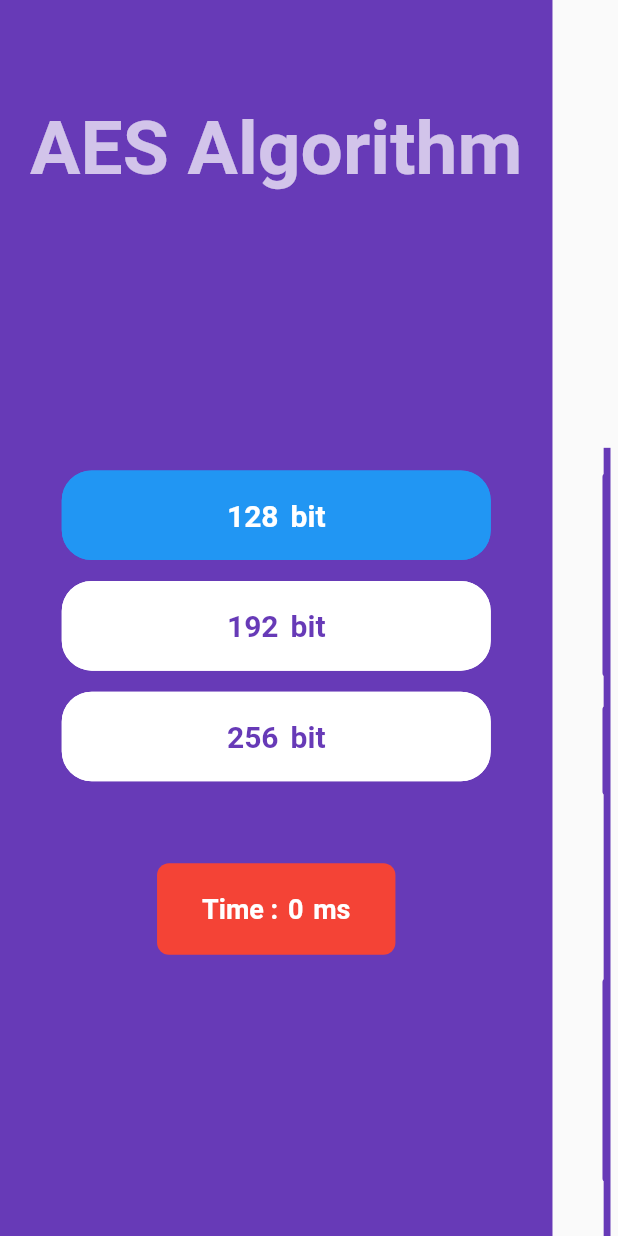
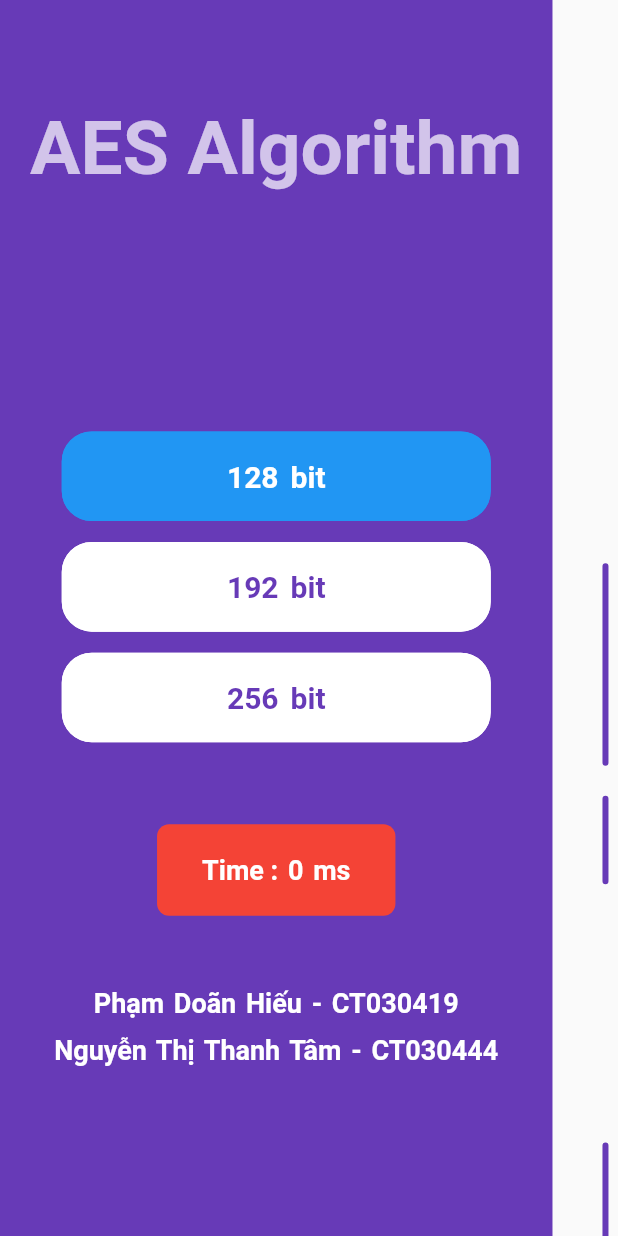
Before and after one commit to tamntt2710/AES_Algorithm, a Flutter app: the screen it shows after launch, on a phone screen of 412 x 824 dp. Run offline on Flutter 3.47's test engine with Material 2 defaults, Android fonts, the phone set to English and light mode, and no system bars; drawn by our look-alikes of custom_radio_grouped_button; our stand-ins replace convert, flutter_screenutil, fluttertoast, get.

Commit message:
done base 64

```diff
--- a/lib/Views/home/home_view.dart
+++ b/lib/Views/home/home_view.dart
@@ -41,8 +41,10 @@ class HomePage extends StatelessWidget {
                           padding: EdgeInsets.all(20.0),
                           child: _buildAppBar(),
                         ),
-                        SizedBox(height: 16,),
-                        Divider(height:2),
+                        SizedBox(
+                          height: 16,
+                        ),
+                        Divider(height: 2),
                         Expanded(
                           child: Column(
                             mainAxisAlignment: MainAxisAlignment.center,
@@ -53,10 +55,11 @@ class HomePage extends StatelessWidget {
                                 child: CustomRadioButton(
                                   height: 50.h,
                                   spacing: 8.h,
-                                  unSelectedBorderColor  :Colors.white,
+                                  unSelectedBorderColor: Colors.white,
                                   elevation: 0,
                                   horizontal: true,
-                                  defaultSelected: controller.currentBitType.value,
+                                  defaultSelected:
+                                      controller.currentBitType.value,
                                   unSelectedColor: Colors.white,
                                   buttonLables: BitTypeEnum.bitListLabel,
                                   buttonValues: BitTypeEnum.bitList,
@@ -65,8 +68,10 @@ class HomePage extends StatelessWidget {
                                   buttonTextStyle: const ButtonTextStyle(
                                       selectedColor: Colors.white,
                                       unSelectedColor: kPrimaryColor,
-                                      textStyle: TextStyle(fontSize: 20,fontWeight:
-                                      FontWeight.bold,wordSpacing: 3)),
+                                      textStyle: TextStyle(
+                                          fontSize: 20,
+                                          fontWeight: FontWeight.bold,
+                                          wordSpacing: 3)),
                                   radioButtonValue: (value) {
                                     BitType selectedEnum = value as BitType;
                                     controller.onChangeBit(selectedEnum);
@@ -87,8 +92,7 @@ class HomePage extends StatelessWidget {
                                   child: Center(
                                     child: Obx(() {
                                       return Text(
-                                        "Time : ${controller.processingTime
-                                            .value} ms",
+                                        "Time : ${controller.processingTime.value} ms",
                                         style: const TextStyle(
                                             color: Colors.white,
                                             fontSize: 18,
@@ -99,19 +103,38 @@ class HomePage extends StatelessWidget {
                                   ),
                                 ),
                               ),
+                              Container(
+                                child: Text(
+                                  "Phạm Doãn Hiếu - CT030419",
+                                  style: TextStyle(
+                                      color: Colors.white,
+                                      fontWeight: FontWeight.bold,
+                                      fontSize: 18,
+                                      wordSpacing: 2),
+                                ),
+                              ),
+                              Padding(
+                                padding: const EdgeInsets.only(top: 10.0),
+                                child: Container(
+                                  child: Text(
+                                    "Nguyễn Thị Thanh Tâm - CT030444",
+                                    style: TextStyle(
+                                        color: Colors.white,
+                                        fontWeight: FontWeight.bold,
+                                        fontSize: 18,
+                                        wordSpacing: 2),
+                                  ),
+                                ),
+                              )
                             ],
                           ),
                         ),
                       ],
                     ),
                   ),
-                  Expanded(
-                    flex: 4,
-                      child: const EncryptPage()),
+                  Expanded(child: const EncryptPage()),
                   // giai ma
-                  Expanded(
-                    flex: 2,
-                      child: const DecryptPage())
+                  Expanded(child: const DecryptPage())
                 ],
               ),
             ),
--- a/lib/Views/home/widgets/decrypt/decrypt_logic.dart
+++ b/lib/Views/home/widgets/decrypt/decrypt_logic.dart
@@ -1,37 +1,46 @@
 import 'package:aes_algorithm/Model/aes_model.dart';
 import 'package:aes_algorithm/Model/bit_enum.dart';
+import 'package:aes_algorithm/Model/encode_enum.dart';
 import 'package:aes_algorithm/Model/hexa.dart';
 import 'package:aes_algorithm/Views/home/home_logic.dart';
 import 'package:flutter/material.dart';
 import 'package:get/get.dart';
 
 class DecryptController extends GetxController {
-
-  TextEditingController encryptedTextEditingController = TextEditingController();
+  TextEditingController encryptedTextEditingController =
+      TextEditingController();
   TextEditingController keyTextEditingController = TextEditingController();
-  final GlobalKey<FormState> formDecryptKey =
-      GlobalKey<FormState>(debugLabel: 'fuck');
   RxBool autoValidate = RxBool(false);
   Rx<BitType> currentBitType = Get.find<HomeController>().currentBitType;
   RxInt processingTime = Get.find<HomeController>().processingTime;
   RxList<int> cipherTexts = RxList.empty();
   TextEditingController decryptedText = TextEditingController();
+  Rx<EncodeType> encryptEncodeType = Rx(EncodeType.base64);
+  TextEditingController outputDecrytedController = TextEditingController();
+  final GlobalKey<FormState> formDecryptKey =
+      GlobalKey<FormState>(debugLabel: 'decrypt');
+
+  @override
+  void onInit() {
+    super.onInit();
+  }
 
   void onTapDecrypt() {
-    if (true) {
-      if (true) {
+    if (validateAndSave) {
+      String input = encryptEncodeType.value == EncodeType.base64
+          ? Hex.fromBase64(encryptedTextEditingController.text).stringPresent
+          : encryptedTextEditingController.text;
       AESModel aesModel = AESModel(
-            encryptedText:
-            encryptedTextEditingController.text,
+          encryptedText: input,
           plaintTextKey: keyTextEditingController.text,
           bitType: BitType.type128Bit);
-        Hex output = aesModel.decryptToHex(); //4869e1babf7520c491e1bab9702074726169
+      Hex output =
+          aesModel.decryptToHex(); //4869e1babf7520c491e1bab9702074726169
       debugPrint('result = ${output.stringPresent}');
       decryptedText.text = output.toPlaintText();
       processingTime.value = aesModel.processingTime;
       print(aesModel.decryptToHex().toPlaintText());
-      }
-
+      outputDecrytedController.text = output.toPlaintText();
     }
   }
 
@@ -46,4 +55,11 @@ class DecryptController extends GetxController {
   }
 
   Rx<bool> isValidated = RxBool(true);
+
+  void clearText() {
+    encryptedTextEditingController.clear();
+    keyTextEditingController.clear();
+    outputDecrytedController.clear();
+    autoValidate.value = false;
   }
+}
--- a/lib/Views/home/widgets/decrypt/decrypt_view.dart
+++ b/lib/Views/home/widgets/decrypt/decrypt_view.dart
@@ -1,11 +1,13 @@
 import 'dart:ui';
 
 import 'package:aes_algorithm/Model/bit_enum.dart';
+import 'package:aes_algorithm/Model/encode_enum.dart';
+import 'package:aes_algorithm/Views/home/widgets/decrypt/decrypt_logic.dart';
 import 'package:aes_algorithm/Views/home/widgets/title_of_action.dart';
 import 'package:aes_algorithm/common/constant.dart';
-import 'package:aes_algorithm/common/formatters.dart';
 import 'package:aes_algorithm/common/validate_util.dart';
 import 'package:aes_algorithm/widgets/custom_button.dart';
+import 'package:aes_algorithm/widgets/custom_radio_group.dart';
 import 'package:flutter/cupertino.dart';
 import 'package:flutter/material.dart';
 import 'package:flutter/painting.dart';
@@ -14,8 +16,7 @@ import 'package:flutter/services.dart';
 import 'package:flutter/widgets.dart';
 import 'package:flutter_screenutil/flutter_screenutil.dart';
 import 'package:get/get.dart';
-
-import 'decrypt_logic.dart';
+import 'package:get/get_rx/src/rx_types/rx_types.dart';
 
 class DecryptPage extends StatelessWidget {
   const DecryptPage({Key? key}) : super(key: key);
@@ -24,91 +25,85 @@ class DecryptPage extends StatelessWidget {
   Widget build(BuildContext context) {
     final controller = Get.find<DecryptController>();
     return Container(
-      // padding: EdgeInsets.symmetric(vertical: 10.h, horizontal: 0.h),
-      margin: EdgeInsets.symmetric(vertical: 250.h,horizontal: 5),
-      decoration: const BoxDecoration(color: kPrimaryColor),
+      padding: EdgeInsets.symmetric(vertical: 0.h, horizontal: 20.h),
       child: Column(
-        mainAxisAlignment: MainAxisAlignment.center,
         children: [
-          const TitleOfAction(
-            title: "Information Security",
-            textColor: Colors.white,
-          ),
-          Padding(
-            padding: EdgeInsets.symmetric(vertical: 20.h, horizontal: 0.h),
-            child: Column(
-              crossAxisAlignment: CrossAxisAlignment.start,
-              children: [
-                Container(
-                  child: Text(
-                    "Phạm Doãn Hiếu - CT030407",
-                    style: TextStyle(
-                        color: Colors.white,
-                        fontWeight: FontWeight.bold,
-                        fontSize: 18,
-                        wordSpacing: 2),
-                  ),
+          const TitleOfAction(title: "Decryption"),
+          Container(
+            padding: EdgeInsets.symmetric(horizontal: 10.w),
+            margin: EdgeInsets.only(top: 10.h),
+            child: Obx(() {
+              return Form(
+                key: controller.formDecryptKey,
+                autovalidateMode: controller.autoValidate.isTrue
+                    ? AutovalidateMode.onUserInteraction
+                    : AutovalidateMode.disabled,
+                child: Column(
+                  crossAxisAlignment: CrossAxisAlignment.center,
+                  children: [
+                    _buildInputEncryptedText(
+                        controller,
+                        "Encrypted "
+                        "Text"),
+                    _buildInputKey(controller, 20, true),
+                    SizedBox(height: 8),
+                    _buildRadioHexOrBase64(
+                        controller, 'Encryption Format', false),
+                    SizedBox(height: 16.h),
+                    CustomButton(
+                        onTap: () {
+                          controller.onTapDecrypt();
+                        },
+                        text: 'Decrypt',
+                        encrypt: true),
+                    SizedBox(height: 16.h),
+                    Row(
+                      mainAxisAlignment: MainAxisAlignment.start,
+                      children: [
+                        const Text(
+                          'Decrypted Text: ',
+                          style: TextStyle(
+                              color: kPrimaryColor,
+                              fontSize: 16,
+                              fontWeight: FontWeight.bold),
+                        ),
+                      ],
+                    ),
+                    SizedBox(height: 8.h),
+                    _buildOutputDecrytedText(controller, ''),
+                  ],
                 ),
-                Padding(
-                  padding: const EdgeInsets.only(top : 10.0),
-                  child: Container(
-                    child: Text(
-                      "Nguyễn Thị Thanh Tâm - CT030444",
-                      style: TextStyle(
-                          color: Colors.white,
-                          fontWeight: FontWeight.bold,
-                          fontSize: 18,
-                          wordSpacing: 2),
-                    ),
-                  ),
-                )
-              ],
-            )
+              );
+            }),
           ),
         ],
       ),
     );
   }
 
-  Widget _buildRowOfDecrypt({TextEditingController? textController}) {
-    return Container(
-      width: 40.w,
-      height: 40.h,
-      child: Center(
-          child: TextFormField(
-        controller: textController,
-        textAlign: TextAlign.start,
-        validator: (val) => Validate.validateCipherText(val),
-        inputFormatters: [
-          LengthLimitingTextInputFormatter(8),
-          FilteringTextInputFormatter.allow(RegExp(r'[\da-fA-F]')),
-          UpperCaseTextFormatter()
-        ],
-        style: TextStyle(
-            color: Colors.white, fontWeight: FontWeight.bold, fontSize: 18),
-        decoration: InputDecoration(
-          prefixText: '0x',
-          contentPadding: EdgeInsets.only(left: 90),
-          prefixStyle: TextStyle(
-              color: Colors.white,
-              fontWeight: FontWeight.bold,
-              fontSize: 18,
-              wordSpacing: 2),
-          enabledBorder: OutlineInputBorder(
-            borderRadius: new BorderRadius.circular(8),
-            borderSide: BorderSide(color: Colors.white, width: 2.0),
+  Widget _buildInputEncryptedText(DecryptController controller, String label) {
+    return TextFormField(
+      keyboardType: TextInputType.multiline,
+      maxLines: 5,
+      validator: Validate.validatePlainText,
+      controller: controller.encryptedTextEditingController,
+      style: const TextStyle(color: kPrimaryColor),
+      decoration: InputDecoration(
+          enabledBorder: const OutlineInputBorder(
+            borderSide: BorderSide(color: kPrimaryColor, width: 2.0),
           ),
-          focusedBorder: OutlineInputBorder(
-            borderRadius: new BorderRadius.circular(8),
-            borderSide: BorderSide(color: Colors.white, width: 2.0),
+          focusedBorder: const OutlineInputBorder(
+            borderSide: BorderSide(color: kPrimaryColor, width: 2.0),
           ),
-          errorBorder: OutlineInputBorder(
-            borderRadius: new BorderRadius.circular(8),
-            borderSide: BorderSide(color: Colors.white, width: 2.0),
+          focusedErrorBorder: const OutlineInputBorder(
+            borderSide: BorderSide(color: Colors.redAccent, width: 2.0),
           ),
-          errorStyle: TextStyle(color: Colors.white, fontSize: 14),
-        ),
-      )),
+          border: const OutlineInputBorder(
+            borderSide: BorderSide(color: Colors.redAccent, width: 2.0),
+          ),
+          labelText: label,
+          labelStyle: const TextStyle(
+              color: kPrimaryColor, fontSize: 14, fontWeight: FontWeight.bold)),
     );
   }
 
@@ -121,29 +116,78 @@ class DecryptPage extends StatelessWidget {
         style: encrypt
             ? const TextStyle(color: kPrimaryColor)
             : const TextStyle(color: Colors.white),
-/*
         validator: (val) =>
             Validate.validateKey(val, controller.currentBitType.value),
-*/
         inputFormatters: [
           LengthLimitingTextInputFormatter(
               controller.currentBitType.value.limitLength),
         ],
-        decoration: InputDecoration(
+        decoration: const InputDecoration(
             enabledBorder: OutlineInputBorder(
-              borderSide: encrypt
-                  ? BorderSide(color: kPrimaryColor, width: 2.0)
-                  : BorderSide(color: Colors.white, width: 2.0),
+              borderSide: BorderSide(color: kPrimaryColor, width: 2.0),
             ),
-            focusedBorder: const OutlineInputBorder(
-              borderSide: BorderSide(color: Colors.white, width: 2.0),
+            focusedBorder: OutlineInputBorder(
+              borderSide: BorderSide(color: kPrimaryColor, width: 2.0),
             ),
-            labelText: "Enter your key",
-            labelStyle: encrypt
-                ? TextStyle(color: kPrimaryColor, fontSize: 14)
-                : TextStyle(color: Colors.white, fontSize: 14),
-            errorStyle: TextStyle(color: Colors.white, fontSize: 14)),
+            focusedErrorBorder: OutlineInputBorder(
+              borderSide: BorderSide(color: Colors.redAccent, width: 2.0),
+            ),
+            border: OutlineInputBorder(
+              borderSide: BorderSide(color: Colors.redAccent, width: 2.0),
+            ),
+            labelText: 'Enter your key',
+            labelStyle: TextStyle(
+                color: kPrimaryColor,
+                fontSize: 14,
+                fontWeight: FontWeight.bold)),
       ),
     );
   }
+
+  Widget _buildRadioHexOrBase64(
+      DecryptController controller, String text, bool isDecrypt) {
+    return Row(
+      mainAxisAlignment: MainAxisAlignment.start,
+      children: [
+        Text('$text: ',
+            style: const TextStyle(
+                color: kPrimaryColor,
+                fontSize: 16,
+                fontWeight: FontWeight.bold)),
+        SizedBox(width: 16),
+        RadioButtonGroup(
+          items: ["Base64", "Hex"],
+          onChanged: (index, val) {
+            EncodeType selected = EncodeTypeEnum.getEncodeType(index ?? 0);
+            controller.encryptEncodeType.value = selected;
+          },
+        ),
+      ],
+    );
+  }
+
+  Widget _buildOutputDecrytedText(DecryptController controller, String label) {
+    return TextFormField(
+      keyboardType: TextInputType.multiline,
+      maxLines: 5,
+      readOnly: true,
+      controller: controller.outputDecrytedController,
+      style: const TextStyle(color: kPrimaryColor, fontWeight: FontWeight.bold),
+      decoration: InputDecoration(
+          enabledBorder: const OutlineInputBorder(
+            borderSide: BorderSide(color: kPrimaryColor, width: 2.0),
+          ),
+          focusedBorder: const OutlineInputBorder(
+            borderSide: BorderSide(color: kPrimaryColor, width: 2.0),
+          ),
+          focusedErrorBorder: const OutlineInputBorder(
+            borderSide: BorderSide(color: Colors.redAccent, width: 2.0),
+          ),
+          border: const OutlineInputBorder(
+            borderSide: BorderSide(color: Colors.redAccent, width: 2.0),
+          ),
+          labelText: label,
+          labelStyle: const TextStyle(color: kPrimaryColor, fontSize: 14)),
+    );
+  }
 }
--- a/lib/Views/home/widgets/encrypt/encrypt_view.dart
+++ b/lib/Views/home/widgets/encrypt/encrypt_view.dart
@@ -26,7 +26,6 @@ class EncryptPage extends StatelessWidget {
   @override
   Widget build(BuildContext context) {
     final controller = Get.find<EncryptController>();
-    final controller_decrypt = Get.find<DecryptController>();
     return Container(
       padding: EdgeInsets.symmetric(vertical: 0.h, horizontal: 20.h),
       child: Column(
@@ -49,7 +48,10 @@ class EncryptPage extends StatelessWidget {
                         "Plaint "
                         "Text"),
                     _buildInputKey(controller, 20, true),
-                    _buildRadioHexOrBase64(controller,'Encryption Format',true),
+                    SizedBox(height: 8.h),
+                    _buildRadioHexOrBase64(
+                        controller, 'Encryption Format', true),
+                    SizedBox(height: 16.h),
                     Row(
                       mainAxisAlignment: MainAxisAlignment.spaceAround,
                       children: [
@@ -67,11 +69,12 @@ class EncryptPage extends StatelessWidget {
                             encrypt: true),
                       ],
                     ),
+                    SizedBox(height: 16.h),
                     Row(
                       mainAxisAlignment: MainAxisAlignment.start,
                       children: [
                         const Text(
-                          'Cipher: ',
+                          'Encrypted Text: ',
                           style: TextStyle(
                               color: kPrimaryColor,
                               fontSize: 16,
@@ -79,30 +82,8 @@ class EncryptPage extends StatelessWidget {
                         ),
                       ],
                     ),
-                    SizedBox(height: 8),
+                    SizedBox(height: 8.h),
                     _buildOutputCipher(controller, ''),
-                    SizedBox(height: 8),
-                    _buildRadioHexOrBase64(controller,'Decryption Format',
-                        false),
-                    CustomButton(
-                        onTap: () {
-                          controller.onTapDecrypt();
-                        },
-                        text: 'Decrypt',
-                        encrypt: true),
-                    Row(
-                      mainAxisAlignment: MainAxisAlignment.start,
-                      children: [
-                        const Text(
-                          'Decrypted Text: ',
-                          style: TextStyle(
-                              color: kPrimaryColor,
-                              fontSize: 16,
-                              fontWeight: FontWeight.bold),
-                        ),
-                      ],
-                    ),
-                    _buildOutputDecrytedText(controller, ''),
                   ],
                 ),
               );
@@ -145,7 +126,8 @@ class EncryptPage extends StatelessWidget {
     });
   }
 
-  Widget _buildInputKey(EncryptController controller, double vertical, bool encrypt) {
+  Widget _buildInputKey(
+      EncryptController controller, double vertical, bool encrypt) {
     return Padding(
       padding: EdgeInsets.symmetric(vertical: vertical),
       child: TextFormField(
@@ -180,29 +162,23 @@ class EncryptPage extends StatelessWidget {
       ),
     );
   }
-}
 
-Widget _buildRadioHexOrBase64(EncryptController controller, String text, bool
- isEncrypt) {
+  Widget _buildRadioHexOrBase64(
+      EncryptController controller, String text, bool isEncrypt) {
     return Row(
       mainAxisAlignment: MainAxisAlignment.start,
       children: [
-      Text('$text: ',style:TextStyle(
+        Text('$text: ',
+            style: TextStyle(
                 color: kPrimaryColor,
                 fontSize: 16,
-          fontWeight: FontWeight.bold
-      )),
-      SizedBox(width:16),
+                fontWeight: FontWeight.bold)),
+        SizedBox(width: 16),
         RadioButtonGroup(
           items: ["Base64", "Hex"],
           onChanged: (index, val) {
-          EncodeType selected =
-              EncodeTypeEnum.getEncodeType(index ?? 0);
-          if(isEncrypt){
-            controller.encryptEncodeType.value=selected;
-          }else{
-            controller.decryptEncodeType.value=selected;
-          }
+            EncodeType selected = EncodeTypeEnum.getEncodeType(index ?? 0);
+            controller.onEncodeTypeChange(selected);
           },
         ),
       ],
@@ -214,6 +190,9 @@ Widget _buildOutputCipher(EncryptController controller, String label) {
       keyboardType: TextInputType.multiline,
       maxLines: 5,
       readOnly: true,
+      onTap: () {
+        controller.copyToClipBoard();
+      },
       controller: controller.outputTextEditingController,
       style: const TextStyle(color: kPrimaryColor, fontWeight: FontWeight.bold),
       decoration: InputDecoration(
@@ -233,28 +212,4 @@ Widget _buildOutputCipher(EncryptController controller, String label) {
           labelStyle: const TextStyle(color: kPrimaryColor, fontSize: 14)),
     );
   }
-
-Widget _buildOutputDecrytedText(EncryptController controller, String label) {
-  return TextFormField(
-    keyboardType: TextInputType.multiline,
-    maxLines: 5,
-    readOnly: true,
-    controller: controller.outputDecrytedController,
-    style: const TextStyle(color: kPrimaryColor, fontWeight: FontWeight.bold),
-    decoration: InputDecoration(
-        enabledBorder: const OutlineInputBorder(
-          borderSide: BorderSide(color: kPrimaryColor, width: 2.0),
-        ),
-        focusedBorder: const OutlineInputBorder(
-          borderSide: BorderSide(color: kPrimaryColor, width: 2.0),
-        ),
-        focusedErrorBorder: const OutlineInputBorder(
-          borderSide: BorderSide(color: Colors.redAccent, width: 2.0),
-        ),
-        border: const OutlineInputBorder(
-          borderSide: BorderSide(color: Colors.redAccent, width: 2.0),
-        ),
-        labelText: label,
-        labelStyle: const TextStyle(color: kPrimaryColor, fontSize: 14)),
-  );
 }
--- a/lib/Views/home/widgets/title_of_action.dart
+++ b/lib/Views/home/widgets/title_of_action.dart
@@ -16,9 +16,12 @@ class TitleOfAction extends StatelessWidget {
   Widget build(BuildContext context) {
     return Container(
       padding: EdgeInsets.symmetric(vertical: 10.h, horizontal: 20.h),
+      margin: EdgeInsets.only(top: 50.h),
       child: Text(title,
           style: TextStyle(
-              fontSize: 24, fontWeight: FontWeight.bold, color: textColor,
+              fontSize: 24,
+              fontWeight: FontWeight.bold,
+              color: textColor,
               wordSpacing: 3)),
     );
   }
--- a/lib/common/validate_util.dart
+++ b/lib/common/validate_util.dart
@@ -2,7 +2,7 @@ import 'package:aes_algorithm/Model/bit_enum.dart';
 
 class Validate {
   static String? validatePlainText(String? value) {
-    if (value?.isEmpty??false) {
+    if (value?.isEmpty ?? false) {
       return 'Vui lòng nhập ít nhất 1 ký tự';
     }
     return null;
@@ -16,8 +16,8 @@ class Validate {
   }
 
   static String? validateCipherText(String? value) {
-    if ((value?.length ?? 0) < 8) {
-      return 'Vui lòng nhập tiếp ${8 - (value?.length ?? 0)} ký tự';
+    if ((value?.length ?? 0) % 8 == 0) {
+      return 'Vui lòng nhập input hợp lệ';
     }
     return null;
   }
--- a/lib/widgets/custom_button.dart
+++ b/lib/widgets/custom_button.dart
@@ -16,7 +16,7 @@ class CustomButton extends StatelessWidget {
 
   @override
   Widget build(BuildContext context) {
-    return GestureDetector(
+    return InkWell(
       onTap: () {
         onTap?.call();
       },
```
Also changed, not shown: lib/Model/hexa.dart (+19 -1 lines), lib/Views/home/widgets/encrypt/encrypt_logic.dart (+32 -14 lines), pubspec.lock, 1 other file. Lines whose indentation alone changed are shown as unchanged.
